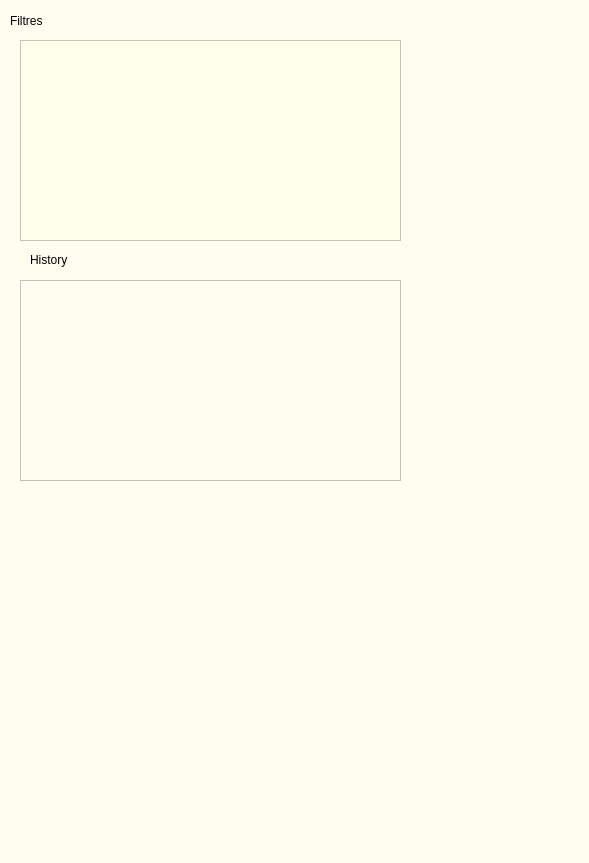
Above: form2.ui from Sofi-s/projectQT before the change. Below: the same form after it.
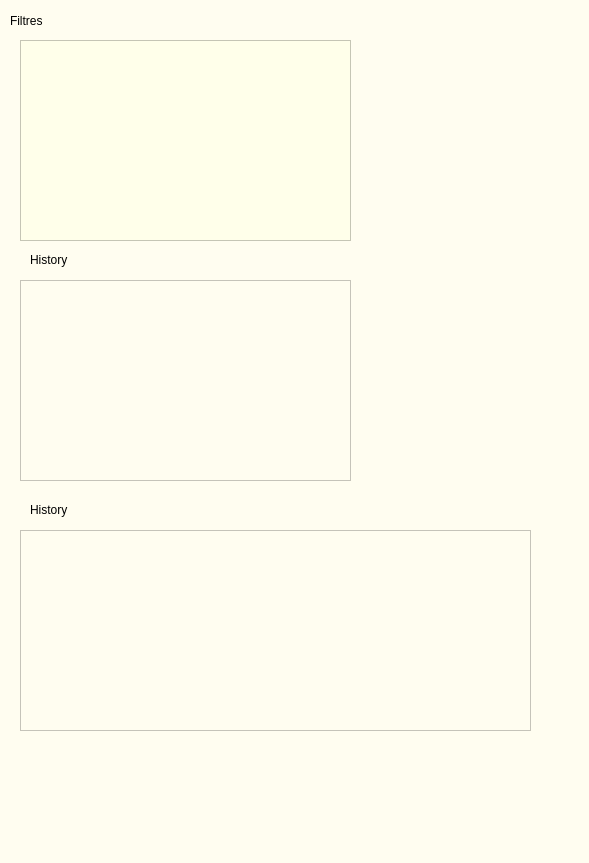
That is the form after the change.

Commit message: TABLE; history

Patch:
```diff
--- a/form2.ui
+++ b/form2.ui
@@ -21,7 +21,7 @@
     <rect>
      <x>20</x>
      <y>40</y>
-     <width>381</width>
+     <width>331</width>
      <height>201</height>
     </rect>
    </property>
@@ -50,7 +50,7 @@
     <rect>
      <x>20</x>
      <y>280</y>
-     <width>381</width>
+     <width>331</width>
      <height>201</height>
     </rect>
    </property>
@@ -71,6 +71,32 @@
     <string>History</string>
    </property>
   </widget>
+  <widget class="QTableWidget" name="tableWidget_csv">
+   <property name="geometry">
+    <rect>
+     <x>20</x>
+     <y>530</y>
+     <width>511</width>
+     <height>201</height>
+    </rect>
+   </property>
+  </widget>
+  <widget class="QLabel" name="label_history_2">
+   <property name="geometry">
+    <rect>
+     <x>30</x>
+     <y>500</y>
+     <width>241</width>
+     <height>20</height>
+    </rect>
+   </property>
+   <property name="styleSheet">
+    <string notr="true">font: 16pt &quot;Matura MT Script Capitals&quot;;</string>
+   </property>
+   <property name="text">
+    <string>History</string>
+   </property>
+  </widget>
  </widget>
  <resources/>
  <connections/>
```
The commit also changes 17 other files.
